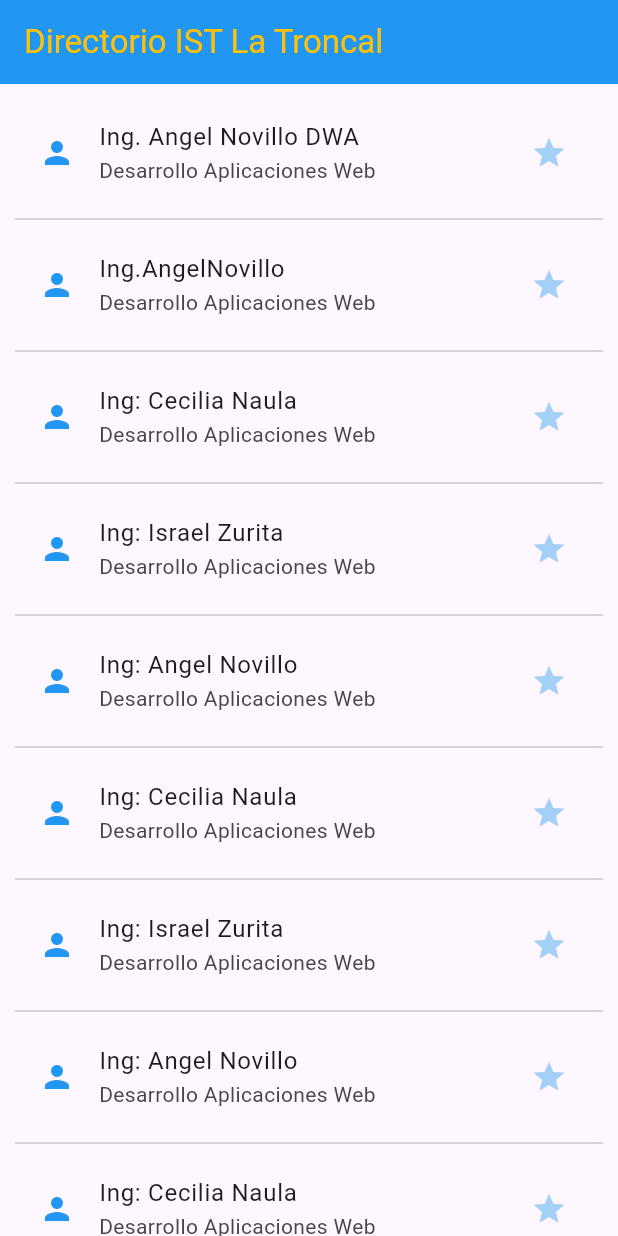
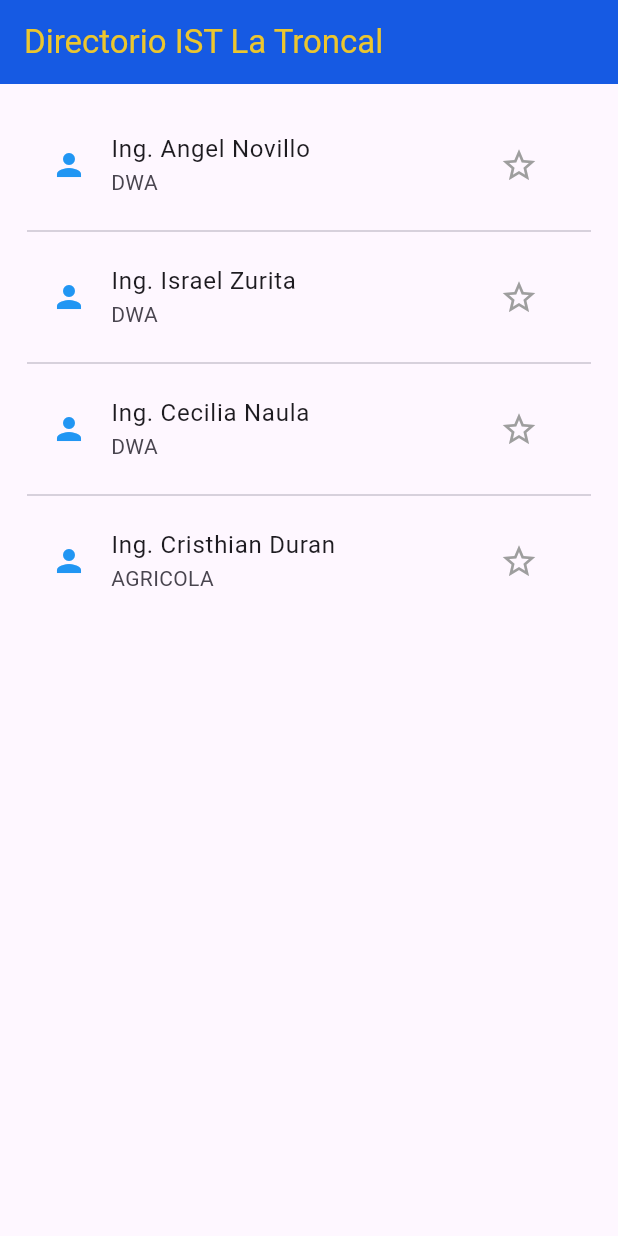
Before and after one commit to zvespinoza/directorio_ist, a Flutter app: the screen it shows after launch, on a phone screen of 412 x 824 dp. Run offline on Flutter 3.47's test engine with Material 3 defaults, Android fonts, the phone set to English and light mode, and no system bars.

Commit message:
Practica 3

```diff
--- /dev/null
+++ b/lib/docentetile.dart
@@ -0,0 +1,39 @@
+import 'package:flutter/material.dart';
+import 'docente.dart';
+class DocenteTile extends StatefulWidget {
+  final Docente docente;
+  const DocenteTile({super.key, required this.docente});
+
+  @override
+  State<DocenteTile> createState() => _DocenteTileState();
+}
+
+class _DocenteTileState extends State<DocenteTile> {
+  bool _esFavorito = false;
+
+  void _alternarFavorito() {
+    setState(() {
+      _esFavorito = !_esFavorito;
+    });
+  }
+
+  @override
+  Widget build(BuildContext context) {
+    final d = widget.docente;
+
+    return ListTile(
+      leading: const Icon(Icons.person, color: Colors.blue),
+      title: Text('${d.nivelEstudios} ${d.nombres} ${d.apellidos}'),
+      subtitle: Text(d.carrera),
+      trailing: IconButton(
+        icon: Icon(
+
+          _esFavorito ? Icons.star : Icons.star_border,
+          color: _esFavorito ? Colors.amber : Colors.grey,
+          size: 26,
+        ),
+        onPressed: _alternarFavorito,
+      ),
+    );
+  }
+}
--- a/lib/main.dart
+++ b/lib/main.dart
@@ -1,123 +1,39 @@
 import 'package:flutter/material.dart';
 import 'docente.dart';
+import 'docentetile.dart';
 
 void main() {
-  runApp(MainApp());
+  runApp(const MainApp());
 }
 
 class MainApp extends StatelessWidget {
-  MainApp({super.key});
-
-  Docente docente1 = Docente(nombres: "Angel", apellidos: "Novillo", carrera: "DWA", nivelEstudios:"Ing.");
-
-  List<Docente> listaDocente = [
-    Docente(nombres: "Angel", apellidos: "Novillo", carrera: "DWA", nivelEstudios:"Ing."),
-    Docente(nombres: "Angel", apellidos: "Novillo", carrera: "DWA", nivelEstudios:"Ing."),
-    Docente(nombres: "Angel", apellidos: "Novillo", carrera: "DWA", nivelEstudios:"Ing."),
-  ];
-
-  int indiceDocente = 0;
+  const MainApp({super.key});
 
   @override
   Widget build(BuildContext context) {
+
+    final List<Docente> listaDocente = [
+      Docente(nombres: "Angel", apellidos: "Novillo", carrera: "DWA", nivelEstudios: "Ing."),
+      Docente(nombres: "Israel", apellidos: "Zurita", carrera: "DWA", nivelEstudios: "Ing."),
+      Docente(nombres: "Cecilia", apellidos: "Naula", carrera: "DWA", nivelEstudios: "Ing."),
+      Docente(nombres: "Cristhian", apellidos: "Duran", carrera: "AGRICOLA", nivelEstudios: "Ing."),
+    ];
+
     return MaterialApp(
       home: Scaffold(
         appBar: AppBar(
-          title: Text("Directorio IST La Troncal"),
-          backgroundColor: Colors.blue,
-          foregroundColor: Colors.amber,
+          title: const Text("Directorio IST La Troncal"),
+          backgroundColor: const Color.fromARGB(255, 22, 90, 227),
+          foregroundColor: const Color.fromARGB(255, 236, 198, 46),
         ),
-        body: ListView(
-          padding: EdgeInsets.all(10),
-          children: <Widget>[
-            ListTile(
-              leading: Icon(Icons.person, color: Colors.blue),
+        body: ListView.separated(
+          padding: const EdgeInsets.all(18),
+          itemCount: listaDocente.length,
+          separatorBuilder: (context, index) => const Divider(),
+          itemBuilder: (context, index) {
 
-              title: Text("${docente1.nivelEstudios} ${docente1.nombres} ${docente1.apellidos} ${docente1.carrera} "),
-
-              subtitle: Text("Desarrollo Aplicaciones Web"),
-              trailing: Icon(Icons.star, color: const Color.fromARGB(255, 163, 208, 245)),
-            ),
-            Divider(),
-
-            ListTile(
-              leading: Icon(Icons.person, color: Colors.blue),
-              title: Text("${listaDocente[indiceDocente].nivelEstudios}${listaDocente[indiceDocente].nombres}${listaDocente[indiceDocente].apellidos}"),
-              subtitle: Text("Desarrollo Aplicaciones Web"),
-              trailing: Icon(Icons.star, color: const Color.fromARGB(255, 163, 208, 245)),
-            ),
-            Divider(),
-
-            ListTile(
-              leading: Icon(Icons.person, color: Colors.blue),
-              title: Text("Ing: Cecilia Naula"),
-              subtitle: Text("Desarrollo Aplicaciones Web"),
-              trailing: Icon(Icons.star, color: const Color.fromARGB(255, 163, 208, 245)),
-            ),
-            Divider(),
-            ListTile(
-              leading: Icon(Icons.person, color: Colors.blue),
-              title: Text("Ing: Israel Zurita"),
-              subtitle: Text("Desarrollo Aplicaciones Web"),
-              trailing: Icon(Icons.star, color: const Color.fromARGB(255, 163, 208, 245)),
-            ),
-            Divider(),
-            ListTile(
-              leading: Icon(Icons.person, color: Colors.blue),
-              title: Text("Ing: Angel Novillo"),
-              subtitle: Text("Desarrollo Aplicaciones Web"),
-              trailing: Icon(Icons.star, color: const Color.fromARGB(255, 163, 208, 245)),
-            ),
-            Divider(),
-            ListTile(
-              leading: Icon(Icons.person, color: Colors.blue),
-              title: Text("Ing: Cecilia Naula"),
-              subtitle: Text("Desarrollo Aplicaciones Web"),
-              trailing: Icon(Icons.star, color: const Color.fromARGB(255, 163, 208, 245)),
-            ),
-            Divider(),
-            ListTile(
-              leading: Icon(Icons.person, color: Colors.blue),
-              title: Text("Ing: Israel Zurita"),
-              subtitle: Text("Desarrollo Aplicaciones Web"),
-              trailing: Icon(Icons.star, color: const Color.fromARGB(255, 163, 208, 245)),
-            ),
-            Divider(),
-            ListTile(
-              leading: Icon(Icons.person, color: Colors.blue),
-              title: Text("Ing: Angel Novillo"),
-              subtitle: Text("Desarrollo Aplicaciones Web"),
-              trailing: Icon(Icons.star, color: const Color.fromARGB(255, 163, 208, 245)),
-            ),
-            Divider(),
-            ListTile(
-              leading: Icon(Icons.person, color: Colors.blue),
-              title: Text("Ing: Cecilia Naula"),
-              subtitle: Text("Desarrollo Aplicaciones Web"),
-              trailing: Icon(Icons.star, color: const Color.fromARGB(255, 163, 208, 245)),
-            ),
-            Divider(),
-            ListTile(
-              leading: Icon(Icons.person, color: Colors.blue),
-              title: Text("Ing: Israel Zurita"),
-              subtitle: Text("Desarrollo Aplicaciones Web"),
-              trailing: Icon(Icons.star, color: const Color.fromARGB(255, 163, 208, 245)),
-            ),
-            Divider(),
-            ListTile(
-              leading: Icon(Icons.person, color: Colors.blue),
-              title: Text("Ing: Angel Novillo"),
-              subtitle: Text("Desarrollo Aplicaciones Web"),
-              trailing: Icon(Icons.star, color: const Color.fromARGB(255, 163, 208, 245)),
-            ),
-            Divider(),
-            ListTile(
-              leading: Icon(Icons.person, color: Colors.blue),
-              title: Text("Ing: Cecilia Naula"),
-              subtitle: Text("Desarrollo Aplicaciones Web"),
-              trailing: Icon(Icons.star, color: const Color.fromARGB(255, 163, 208, 245)),
-            ),
-          ],
+            return DocenteTile(docente: listaDocente[index]);
+          },
         ),
       ),
     );
```
